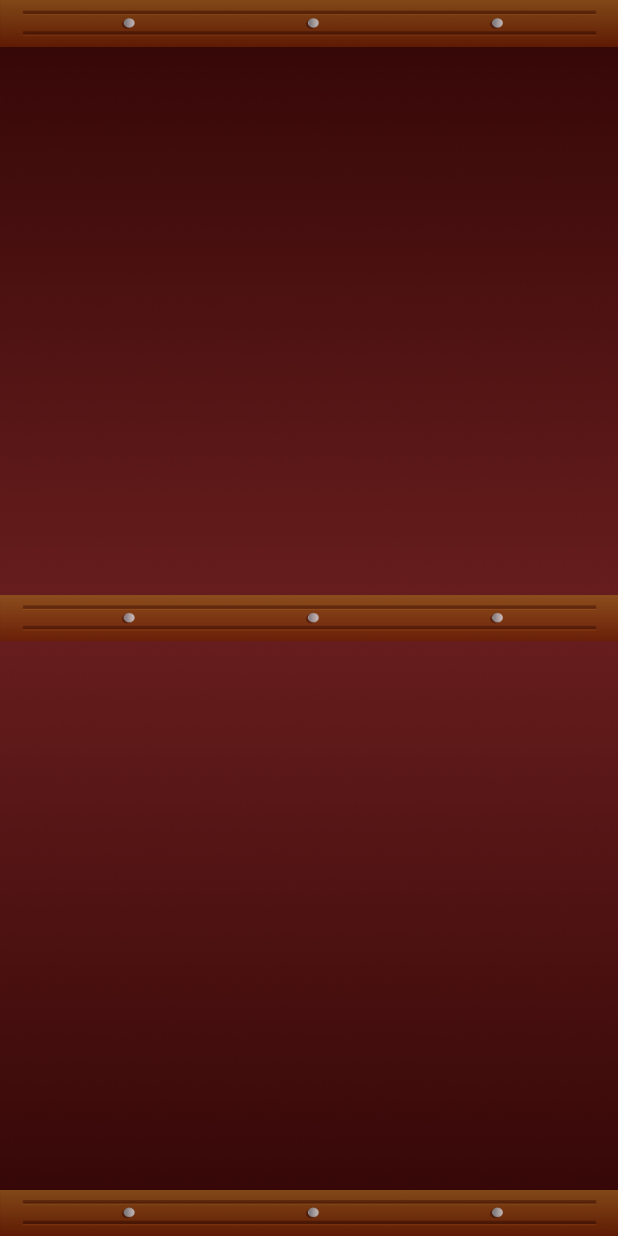
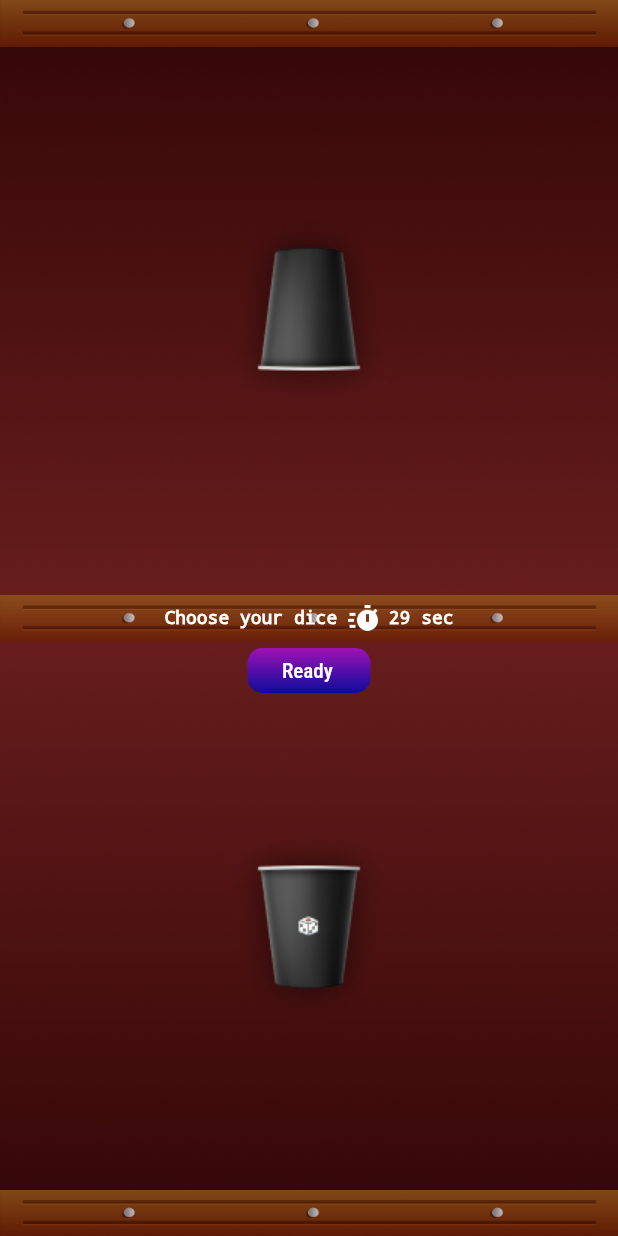
Before and after one commit to anaclet922/Dice_Confrontation, a Flutter app: the screen it shows after launch, after a tap on "Play", on a phone screen of 412 x 824 dp. Run offline on Flutter 3.47's test engine with Material 2 defaults, Android fonts, the phone set to English and light mode, and no system bars; our stand-ins replace get, just_audio; Roboto replaces fonts that are missing (Roboto Condensed).

Commit message:
mac17082023

```diff
--- a/lib/game_controller.dart
+++ b/lib/game_controller.dart
@@ -1,3 +1,5 @@
+import 'dart:async';
+
 import 'package:flutter/material.dart';
 import 'package:get/get.dart';
 import 'package:just_audio/just_audio.dart';
@@ -22,6 +24,9 @@ class GameController extends GetxController {
   RxInt maxDamageInTurn = 0.obs;
   RxInt maxDamageInMatch = 0.obs;
 
+  RxInt countDown = 30.obs;
+  late Timer timer;
+
 
   void changeGuide(GuideSelect newSelection){
     selectedGuide.value = newSelection;
@@ -34,7 +39,15 @@ class GameController extends GetxController {
     notPlayScreenSound();
   }
 
-
+  void startTimer() {
+    timer = Timer.periodic(Duration(seconds: 1), (timer) {
+      if (countDown.value > 0) {
+        countDown.value--;
+      } else {
+        timer.cancel();
+      }
+    });
+  }
 
 
 
@@ -48,7 +61,16 @@ class GameController extends GetxController {
 
   void btnPressedSound() async{
     String audioAsset = "assets/click.mp3";
+    AudioPlayer tmpPlayer = AudioPlayer();
+    await tmpPlayer.setAsset(audioAsset);
+    tmpPlayer.play();
+  }
+
+  void playNewBackgroundSound() async{
+    player.stop();
+    String audioAsset = "assets/bg_for_play_screen.mp3";
     await player.setAsset(audioAsset);
+    await player.setLoopMode(LoopMode.one);
     player.play();
   }
 
--- a/lib/screens/play.dart
+++ b/lib/screens/play.dart
@@ -1,18 +1,26 @@
+import 'package:dice/game_controller.dart';
 import 'package:flutter/material.dart';
+import 'package:get/get.dart';
 
 
 class Play extends StatelessWidget {
-  const Play({super.key});
+   Play({super.key});
+
+   final controller = Get.put(GameController());
 
   @override
   Widget build(BuildContext context) {
+
+    controller.startTimer();
+    controller.playNewBackgroundSound();
+
     return Stack(
       children:[
         Column(
           children: [
             Expanded(
                 child: Container(
-                  height: 31.0,
+                  // height: 31.0,
                   width: MediaQuery.of(context).size.width,
                   decoration: const BoxDecoration(
                       image: DecorationImage(
@@ -20,17 +28,35 @@ class Play extends StatelessWidget {
                           fit: BoxFit.fill
                       )
                   ),
+                  child: Center(
+                    child: Image.asset("assets/top_shaking_cup.png"),
+                  ),
                 )
             ),
             Expanded(
                 child: Container(
-                  height: 31.0,
+                  // height: 31.0,
                   width: MediaQuery.of(context).size.width,
                   decoration: const BoxDecoration(
                       image: DecorationImage(
                           image: AssetImage("assets/red_back_bottom.png"),
                           fit: BoxFit.fill
                       )
+                  ),
+                  child: Stack(
+                    children: [
+                      readyBtn(),
+                      Expanded(
+                        child: Center(
+                          child: GestureDetector(
+                              onTap: (){
+                                Get.to("");
+                              },
+                              child: Image.asset("assets/bottom_shaking_with_dice.png")
+                          ),
+                        ),
+                      ),
+                    ],
                   ),
                 )
             ),
@@ -47,6 +73,16 @@ class Play extends StatelessWidget {
                       fit: BoxFit.fill
                   )
               ),
+              child: Obx(() =>
+                  Row(
+                    mainAxisAlignment: MainAxisAlignment.center,
+                    children: [
+                      const Text("Choose your dice ", style: TextStyle(fontSize: 12.0, decoration: TextDecoration.none,color: Colors.white),),
+                      Image.asset("assets/timer.png", width: 20.0,),
+                      Text(" ${controller.countDown} sec", style: const TextStyle(fontSize: 12.0, decoration: TextDecoration.none,color: Colors.white))
+                    ],
+                  ),
+              ),
             )
         ),
 
@@ -61,8 +97,10 @@ class Play extends StatelessWidget {
                       fit: BoxFit.fill
                   )
               ),
+
             )
         ),
+
         Positioned(
             bottom: 0.0,
             child: Container(
@@ -79,4 +117,58 @@ class Play extends StatelessWidget {
       ]
     );
   }
+
+  Widget readyBtn(){
+    return Align(
+      alignment: Alignment.topCenter,
+      child: GestureDetector(
+        onTap: (){
+          controller.btnPressedSound();
+
+        },
+        child: Container(
+          margin: const EdgeInsets.only(top: 20.0),
+          width: 82,
+          height: 30,
+          child: Stack(
+            children: [
+              Positioned(
+                left: 0,
+                top: 0,
+                child: Container(
+                  width: 82,
+                  height: 30,
+                  decoration: ShapeDecoration(
+                    gradient: const LinearGradient(
+                      begin: Alignment(0.00, -1.00),
+                      end: Alignment(0, 1),
+                      colors: [Color(0xFF9F11B5), Color(0xFF0D0C9C)],
+                    ),
+                    shape: RoundedRectangleBorder(
+                      borderRadius: BorderRadius.circular(10),
+                    ),
+                  ),
+                ),
+              ),
+              const Positioned(
+                left: 23,
+                top: 7,
+                child: Text(
+                  'Ready',
+                  textAlign: TextAlign.center,
+                  style: TextStyle(
+                    color: Colors.white,
+                    fontSize: 14,
+                    fontFamily: 'Roboto Condensed',
+                    fontWeight: FontWeight.w500,
+                    decoration: TextDecoration.none
+                  ),
+                ),
+              ),
+            ],
+          ),
+        ),
+      ),
+    );
+  }
 }
```
Also changed, not shown: assets/timer.png (added).
